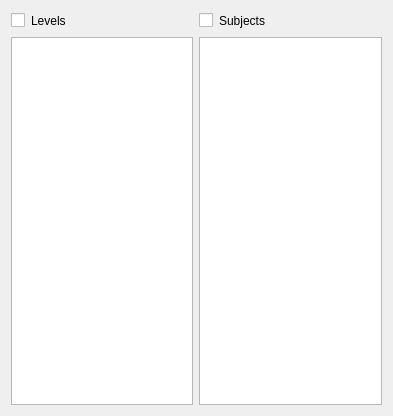
Old version of the form log_gui/logstatus.ui in the repository xaxxon/xl.
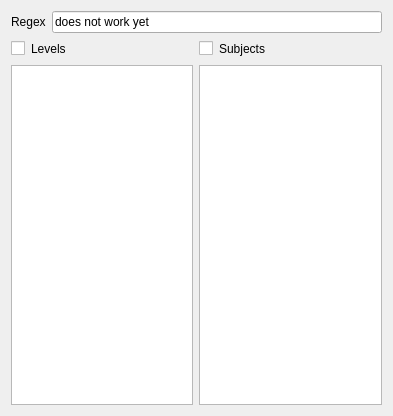
New version of the form.

Commit message: adding regex filter to logging

```diff
--- a/log_gui/logstatus.ui
+++ b/log_gui/logstatus.ui
@@ -19,7 +19,25 @@
   <property name="windowTitle">
    <string>Form</string>
   </property>
-  <layout class="QHBoxLayout" name="horizontalLayout">
+  <layout class="QVBoxLayout" name="verticalLayout_8">
+   <item>
+    <layout class="QHBoxLayout" name="horizontalLayout_7">
+     <item>
+      <widget class="QLabel" name="label">
+       <property name="text">
+        <string>Regex</string>
+       </property>
+      </widget>
+     </item>
+     <item>
+      <widget class="QLineEdit" name="regexEdit">
+       <property name="text">
+        <string>does not work yet</string>
+       </property>
+      </widget>
+     </item>
+    </layout>
+   </item>
    <item>
     <layout class="QHBoxLayout" name="horizontalLayout_2">
      <item>
```
The commit also changes 13 other files.
